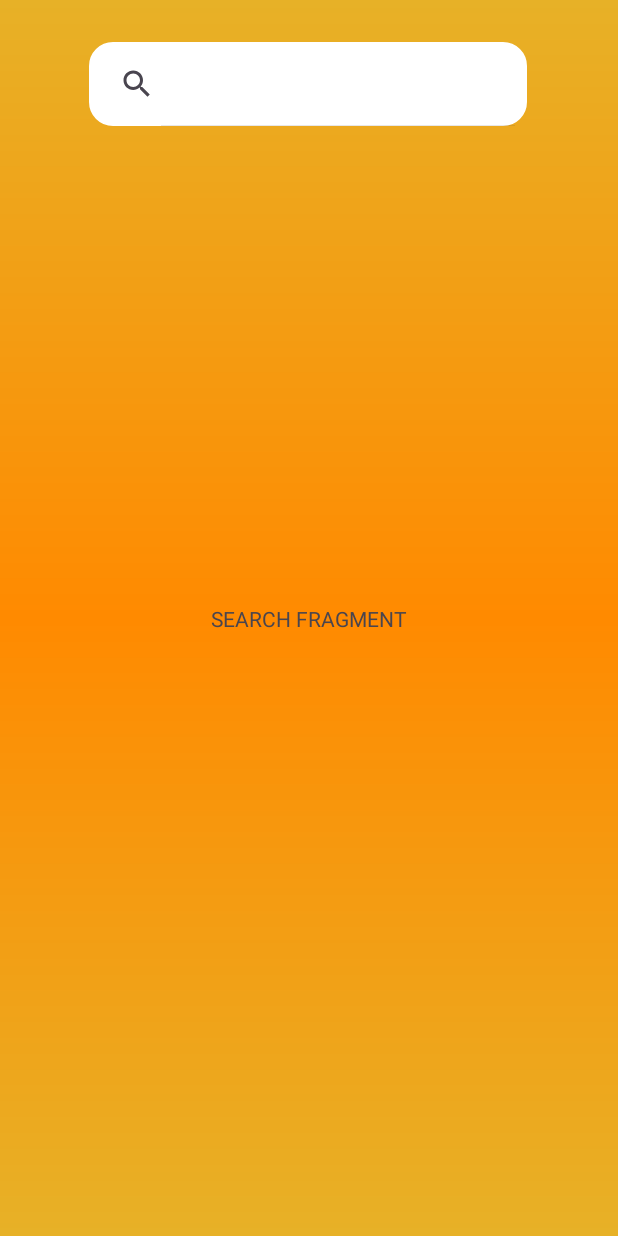
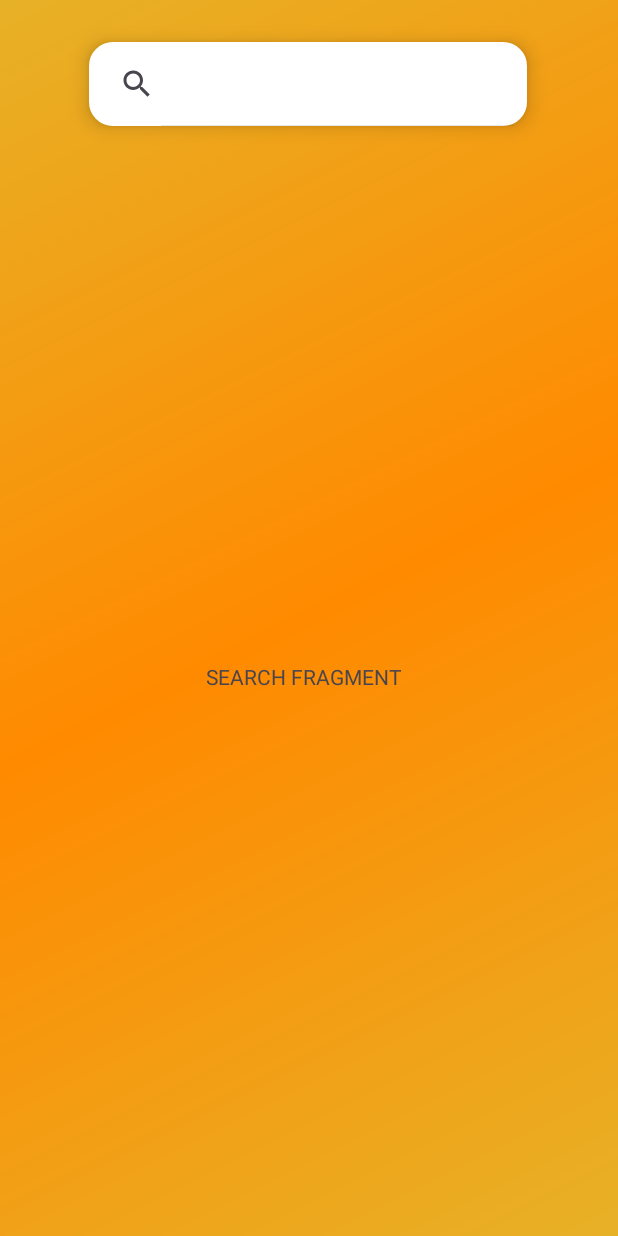
Before and after one commit to hbp-ti/Mobile-cooking-application, an Android app: the fragment Search shown on its own in the app's theme, on a phone screen of 412 x 824 dp. Run offline under Robolectric (Android 15) with nearby library versions, the phone set to English and light mode, and no system bars.

Commit message:
added scrollview  and added the rest of the activities

```diff
--- a/SideChefSource/SideChef/app/src/main/res/drawable/darkgradient.xml
+++ b/SideChefSource/SideChef/app/src/main/res/drawable/darkgradient.xml
@@ -4,5 +4,5 @@
         android:startColor="#E7B127"
         android:centerColor="#FF8A00"
         android:endColor="#E7B127"
-        android:angle="-45"/>
+        android:angle="315"/>
 </shape>
--- a/SideChefSource/SideChef/app/src/main/res/drawable/lightgradient.xml
+++ b/SideChefSource/SideChef/app/src/main/res/drawable/lightgradient.xml
@@ -1,8 +1,7 @@
-<?xml version="1.0" encoding="utf-8"?>
 <shape xmlns:android="http://schemas.android.com/apk/res/android">
     <gradient
         android:startColor="#FFA800"
         android:centerColor="#FAB628"
         android:endColor="#FAF9E6"
-        android:angle="-45"/>
+        android:angle="315"/>
 </shape>
--- a/SideChefSource/SideChef/app/src/main/res/layout/activity_create_account.xml
+++ b/SideChefSource/SideChef/app/src/main/res/layout/activity_create_account.xml
@@ -54,6 +54,7 @@
         android:layout_marginTop="32dp"
         android:layout_marginEnd="16dp"
         android:backgroundTint="@color/darkOrange"
+        android:elevation="8dp"
         android:fontFamily="@font/inter_bold"
         android:text="Sign Up"
         android:textColor="@color/black"
@@ -70,6 +71,7 @@
         android:layout_marginTop="56dp"
         android:layout_marginEnd="16dp"
         android:background="@drawable/whiteradius_background"
+        android:elevation="8dp"
         android:ems="10"
         android:hint="Full Name"
         android:paddingStart="16dp"
@@ -89,6 +91,7 @@
         android:layout_marginEnd="16dp"
         android:layout_marginStart="16dp"
         android:background="@drawable/whiteradius_background"
+        android:elevation="8dp"
         android:ems="10"
         android:hint="Email"
         android:inputType="textEmailAddress"
@@ -108,6 +111,7 @@
         android:layout_marginEnd="16dp"
         android:layout_marginStart="16dp"
         android:background="@drawable/whiteradius_background"
+        android:elevation="8dp"
         android:ems="10"
         android:hint="Username"
         android:inputType="text"
@@ -127,6 +131,7 @@
         android:layout_marginEnd="16dp"
         android:layout_marginStart="16dp"
         android:background="@drawable/whiteradius_background"
+        android:elevation="8dp"
         android:ems="10"
         android:hint="Password"
         android:inputType="textPassword"
@@ -146,6 +151,7 @@
         android:layout_marginEnd="16dp"
         android:layout_marginStart="16dp"
         android:background="@drawable/whiteradius_background"
+        android:elevation="8dp"
         android:ems="10"
         android:hint="Confirm Password"
         android:inputType="textPassword"
--- a/SideChefSource/SideChef/app/src/main/res/layout/activity_main.xml
+++ b/SideChefSource/SideChef/app/src/main/res/layout/activity_main.xml
@@ -42,6 +42,7 @@
         android:layout_marginTop="24dp"
         android:layout_marginEnd="16dp"
         android:background="@drawable/whiteradius_background"
+        android:elevation="8dp"
         android:ems="10"
         android:hint="Username/Email"
         android:inputType="text"
@@ -62,6 +63,7 @@
         android:layout_marginTop="24dp"
         android:layout_marginEnd="16dp"
         android:background="@drawable/whiteradius_background"
+        android:elevation="8dp"
         android:ems="10"
         android:hint="Password"
         android:inputType="textPassword"
@@ -82,6 +84,7 @@
         android:layout_marginTop="52dp"
         android:layout_marginEnd="16dp"
         android:backgroundTint="@color/darkOrange"
+        android:elevation="8dp"
         android:fontFamily="@font/inter_bold"
         android:text="LogIn"
         android:textColor="@color/black"
--- a/SideChefSource/SideChef/app/src/main/res/layout/activity_reset_password.xml
+++ b/SideChefSource/SideChef/app/src/main/res/layout/activity_reset_password.xml
@@ -38,6 +38,7 @@
         android:layout_height="52dp"
         android:layout_marginTop="24dp"
         android:background="@drawable/whiteradius_background"
+        android:elevation="8dp"
         android:ems="10"
         android:hint="Email"
         android:inputType="textEmailAddress"
@@ -57,6 +58,7 @@
         android:layout_height="67dp"
         android:layout_marginTop="32dp"
         android:backgroundTint="@color/darkOrange"
+        android:elevation="8dp"
         android:fontFamily="@font/inter"
         android:text="SEND"
         android:textColor="@color/black"
--- a/SideChefSource/SideChef/app/src/main/res/layout/fragment_search.xml
+++ b/SideChefSource/SideChef/app/src/main/res/layout/fragment_search.xml
@@ -7,20 +7,15 @@
     android:background="@drawable/darkgradient"
     tools:context=".Search">
 
+    <ScrollView
+        android:id="@+id/scrollViewSearch"
+        android:layout_width="match_parent"
+        android:layout_height="match_parent"
+        android:fillViewport="true">
 
         <androidx.constraintlayout.widget.ConstraintLayout
             android:layout_width="match_parent"
-        android:layout_height="match_parent">
-
-        <TextView
-            android:id="@+id/textView3"
-            android:layout_width="wrap_content"
-            android:layout_height="wrap_content"
-            android:text="SEARCH FRAGMENT"
-            app:layout_constraintBottom_toBottomOf="parent"
-            app:layout_constraintEnd_toEndOf="parent"
-            app:layout_constraintStart_toStartOf="parent"
-            app:layout_constraintTop_toTopOf="parent" />
+            android:layout_height="wrap_content">
 
             <androidx.appcompat.widget.SearchView
                 android:id="@+id/search_bar"
@@ -28,10 +23,24 @@
                 android:layout_height="56dp"
                 android:layout_marginTop="28dp"
                 android:background="@drawable/whiteradius_background"
+                android:elevation="8dp"
                 app:iconifiedByDefault="false"
                 app:layout_constraintEnd_toEndOf="parent"
-            app:layout_constraintHorizontal_bias="0.496"
+                app:layout_constraintHorizontal_bias="0.495"
                 app:layout_constraintStart_toStartOf="parent"
-            app:layout_constraintTop_toTopOf="parent"/>
+                app:layout_constraintTop_toTopOf="parent" />
+
+            <TextView
+                android:id="@+id/textView3"
+                android:layout_width="136dp"
+                android:layout_height="26dp"
+                android:text="SEARCH FRAGMENT"
+                app:layout_constraintBottom_toBottomOf="parent"
+                app:layout_constraintEnd_toEndOf="parent"
+                app:layout_constraintHorizontal_bias="0.498"
+                app:layout_constraintStart_toStartOf="parent"
+                app:layout_constraintTop_toBottomOf="@+id/search_bar" />
+
         </androidx.constraintlayout.widget.ConstraintLayout>
+    </ScrollView>
 </FrameLayout>
```
Also changed, not shown: SideChefSource/SideChef/app/src/main/AndroidManifest.xml (+8 -2 lines), SideChefSource/SideChef/app/src/main/java/dadm/cooking/sidechef/MyRecipes.kt (added, +20 -0 lines), SideChefSource/SideChef/app/src/main/java/dadm/cooking/sidechef/Settings.kt (added, +20 -0 lines), SideChefSource/SideChef/app/src/main/java/dadm/cooking/sidechef/click_recipe_details.kt (added, +20 -0 lines), SideChefSource/SideChef/app/src/main/res/layout/activity_click_recipe_details.xml (added, +11 -0 lines), SideChefSource/SideChef/app/src/main/res/layout/activity_my_recipes.xml (added, +11 -0 lines), SideChefSource/SideChef/app/src/main/res/layout/activity_settings.xml (added, +11 -0 lines), SideChefSource/SideChef/app/src/main/res/layout/fragment_home.xml (+19 -2 lines), SideChefSource/SideChef/app/src/main/res/layout/fragment_profile.xml (+18 -1 lines). Lines whose indentation alone changed are shown as unchanged.
